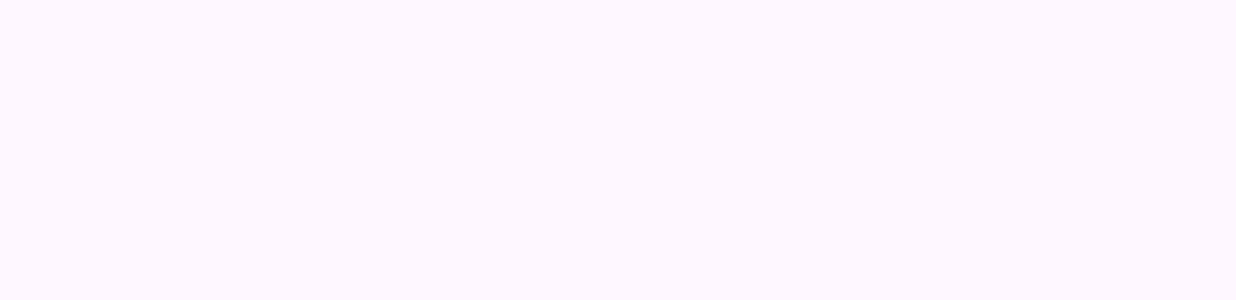
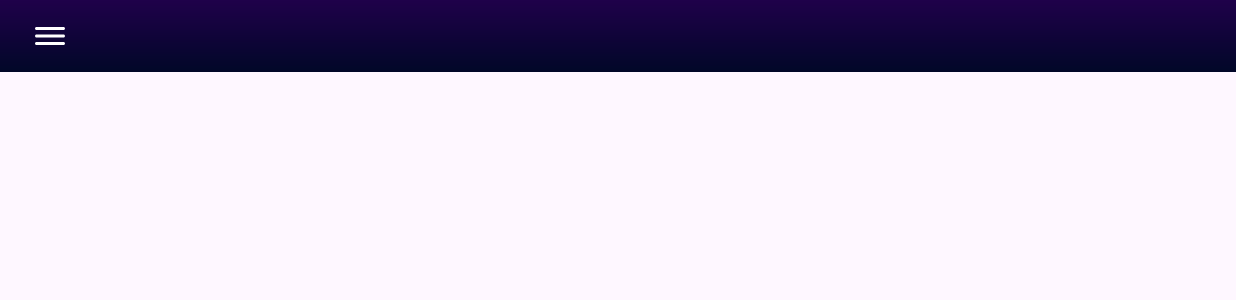
Before and after one commit to prithaxx/CodeLingo, an Android app: the view_CourseOverview screen opened directly, with no data from a screen before it, on a phone screen of 824 x 412 dp (held sideways). Before the commit the part shown is empty. Shown: the top 300 px of the screen. Run offline under Robolectric (Android 15) with nearby library versions, the phone set to English and light mode, and no system bars.

Commit message:
Sample navbar design created

```diff
--- /dev/null
+++ b/app/src/main/res/drawable/menu.xml
@@ -0,0 +1,5 @@
+<vector android:height="24dp" android:tint="#FFFFFF"
+    android:viewportHeight="24" android:viewportWidth="24"
+    android:width="24dp" xmlns:android="http://schemas.android.com/apk/res/android">
+    <path android:fillColor="@android:color/white" android:pathData="M2,17c0,0.55 0.45,1 1,1h18c0.55,0 1,-0.45 1,-1s-0.45,-1 -1,-1L3,16c-0.55,0 -1,0.45 -1,1zM2,12c0,0.55 0.45,1 1,1h18c0.55,0 1,-0.45 1,-1s-0.45,-1 -1,-1L3,11c-0.55,0 -1,0.45 -1,1zM2,7c0,0.55 0.45,1 1,1h18c0.55,0 1,-0.45 1,-1s-0.45,-1 -1,-1L3,6c-0.55,0 -1,0.45 -1,1z"/>
+</vector>
--- a/app/src/main/res/layout/activity_course_overview.xml
+++ b/app/src/main/res/layout/activity_course_overview.xml
@@ -1,17 +1,23 @@
 <?xml version="1.0" encoding="utf-8"?>
-<androidx.drawerlayout.widget.DrawerLayout xmlns:android="http://schemas.android.com/apk/res/android"
+<LinearLayout xmlns:android="http://schemas.android.com/apk/res/android"
     xmlns:app="http://schemas.android.com/apk/res-auto"
     xmlns:tools="http://schemas.android.com/tools"
+    android:orientation="vertical"
     android:layout_width="match_parent"
     android:layout_height="match_parent"
-    tools:openDrawer="start"
     tools:context=".ui.view_CourseOverview">
 
-    <com.google.android.material.navigation.NavigationView
-        android:layout_width="wrap_content"
-        android:layout_height="match_parent"
-        app:menu="@menu/drawer_items"
-        app:headerLayout="@layout/drawer_header"
-        android:layout_gravity="start" />
+    <Toolbar
+        android:layout_width="match_parent"
+        android:layout_height="wrap_content"
+        android:background="@drawable/login_background">
 
-</androidx.drawerlayout.widget.DrawerLayout>
+        <ImageButton
+            android:layout_width="wrap_content"
+            android:layout_height="wrap_content"
+            android:background="@android:color/transparent"
+            android:src="@drawable/menu"
+            android:padding="5dp"/>
+    </Toolbar>
+
+</LinearLayout>
```
Also changed, not shown: app/src/main/res/layout/activity_side_bar.xml (added, +21 -0 lines).
